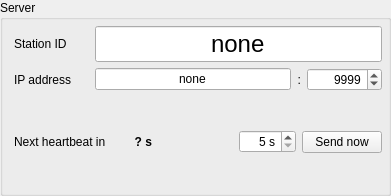
First picture: the form in widgets/qserver.ui, repository AMOS-uniba/amos-client, before the edit.
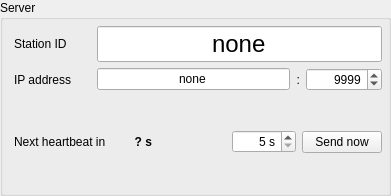
Second picture: the form after the edit.

Patch:
```diff
--- a/widgets/qserver.ui
+++ b/widgets/qserver.ui
@@ -118,6 +118,12 @@
       </item>
       <item>
        <widget class="QSpinBox" name="sb_interval">
+        <property name="minimumSize">
+         <size>
+          <width>64</width>
+          <height>0</height>
+         </size>
+        </property>
         <property name="alignment">
          <set>Qt::AlignmentFlag::AlignRight|Qt::AlignmentFlag::AlignTrailing|Qt::AlignmentFlag::AlignVCenter</set>
         </property>
```
